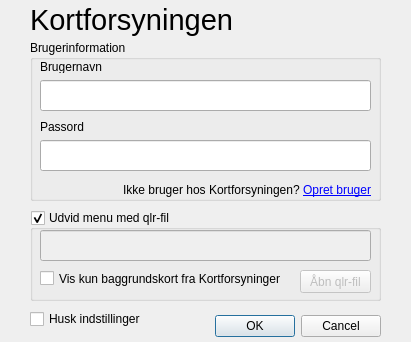
Old version of the form Kortforsyningen/kf_settings.ui in the repository SDFIdk/Qgis_plugin_Kortforsyningen.
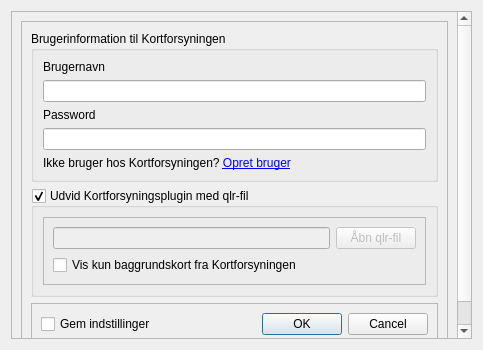
New version of the form.

Commit message: Opdatering af  GUI - skalérbar og med opdateret layout

```diff
--- a/Kortforsyningen/kf_settings.ui
+++ b/Kortforsyningen/kf_settings.ui
@@ -6,209 +6,178 @@
    <rect>
     <x>0</x>
     <y>0</y>
-    <width>411</width>
-    <height>342</height>
+    <width>483</width>
+    <height>350</height>
    </rect>
   </property>
   <property name="windowTitle">
    <string>Kortforsyningen - Indstillinger</string>
   </property>
-  <widget class="QDialogButtonBox" name="buttonBox">
-   <property name="geometry">
-    <rect>
-     <x>40</x>
-     <y>310</y>
-     <width>341</width>
-     <height>32</height>
-    </rect>
-   </property>
-   <property name="orientation">
-    <enum>Qt::Horizontal</enum>
-   </property>
-   <property name="standardButtons">
-    <set>QDialogButtonBox::Cancel|QDialogButtonBox::Ok</set>
-   </property>
-  </widget>
-  <widget class="QCheckBox" name="remember_settings">
-   <property name="geometry">
-    <rect>
-     <x>30</x>
-     <y>310</y>
-     <width>121</width>
-     <height>18</height>
-    </rect>
-   </property>
-   <property name="text">
-    <string>Husk indstillinger</string>
-   </property>
-  </widget>
-  <widget class="QLabel" name="label_2">
-   <property name="geometry">
-    <rect>
-     <x>30</x>
-     <y>0</y>
-     <width>211</width>
-     <height>41</height>
-    </rect>
-   </property>
-   <property name="text">
-    <string>&lt;html&gt;&lt;head/&gt;&lt;body&gt;&lt;p&gt;&lt;span style=&quot; font-size:22pt;&quot;&gt;Kortforsyningen&lt;/span&gt;&lt;/p&gt;&lt;/body&gt;&lt;/html&gt;</string>
-   </property>
-  </widget>
-  <widget class="QGroupBox" name="use_custom_qlr_file">
-   <property name="geometry">
-    <rect>
-     <x>30</x>
-     <y>210</y>
-     <width>351</width>
-     <height>91</height>
-    </rect>
-   </property>
-   <property name="title">
-    <string>Udvid menu med qlr-fil</string>
-   </property>
-   <property name="flat">
-    <bool>false</bool>
-   </property>
-   <property name="checkable">
-    <bool>true</bool>
-   </property>
-   <widget class="QLineEdit" name="custom_qlr_file">
-    <property name="enabled">
-     <bool>false</bool>
-    </property>
-    <property name="geometry">
-     <rect>
-      <x>10</x>
-      <y>20</y>
-      <width>331</width>
-      <height>31</height>
-     </rect>
-    </property>
-    <property name="alignment">
-     <set>Qt::AlignRight|Qt::AlignTrailing|Qt::AlignVCenter</set>
-    </property>
-   </widget>
-   <widget class="QPushButton" name="browseLocalFileButton">
-    <property name="enabled">
-     <bool>false</bool>
-    </property>
-    <property name="geometry">
-     <rect>
-      <x>270</x>
-      <y>60</y>
-      <width>71</width>
-      <height>23</height>
-     </rect>
-    </property>
-    <property name="text">
-     <string>Åbn qlr-fil</string>
-    </property>
-   </widget>
-   <widget class="QCheckBox" name="kf_only_background">
-    <property name="enabled">
-     <bool>true</bool>
-    </property>
-    <property name="geometry">
-     <rect>
-      <x>10</x>
-      <y>60</y>
-      <width>241</width>
-      <height>17</height>
-     </rect>
-    </property>
-    <property name="text">
-     <string>Vis kun baggrundskort fra Kortforsyningen</string>
-    </property>
-   </widget>
-  </widget>
-  <widget class="QGroupBox" name="groupBox">
-   <property name="geometry">
-    <rect>
-     <x>30</x>
-     <y>40</y>
-     <width>351</width>
-     <height>161</height>
-    </rect>
-   </property>
-   <property name="title">
-    <string>Brugerinformation</string>
-   </property>
-   <widget class="QLabel" name="label">
-    <property name="geometry">
-     <rect>
-      <x>60</x>
-      <y>140</y>
-      <width>281</width>
-      <height>20</height>
-     </rect>
-    </property>
-    <property name="text">
-     <string>&lt;html&gt;&lt;head/&gt;&lt;body&gt;Ikke bruger hos Kortforsyningen? &lt;a href=&quot;http://download.kortforsyningen.dk//content/opret-mig-som-bruger&quot;&gt;&lt;span style=&quot; text-decoration: underline; color:#0000ff;&quot;&gt;Opret bruger&lt;/span&gt;&lt;/a&gt;&lt;/body&gt;&lt;/html&gt;</string>
-    </property>
-    <property name="alignment">
-     <set>Qt::AlignRight|Qt::AlignTrailing|Qt::AlignVCenter</set>
-    </property>
-    <property name="openExternalLinks">
-     <bool>true</bool>
-    </property>
-   </widget>
-   <widget class="QLabel" name="password_label">
-    <property name="geometry">
-     <rect>
-      <x>10</x>
-      <y>80</y>
-      <width>70</width>
-      <height>13</height>
-     </rect>
-    </property>
-    <property name="text">
-     <string>Passord</string>
-    </property>
-   </widget>
-   <widget class="QLineEdit" name="username">
-    <property name="geometry">
-     <rect>
-      <x>10</x>
-      <y>40</y>
-      <width>331</width>
-      <height>31</height>
-     </rect>
-    </property>
-   </widget>
-   <widget class="QLabel" name="username_label">
-    <property name="geometry">
-     <rect>
-      <x>10</x>
-      <y>20</y>
-      <width>70</width>
-      <height>13</height>
-     </rect>
-    </property>
-    <property name="text">
-     <string>Brugernavn</string>
-    </property>
-   </widget>
-   <widget class="QLineEdit" name="password">
-    <property name="geometry">
-     <rect>
-      <x>10</x>
-      <y>100</y>
-      <width>331</width>
-      <height>31</height>
-     </rect>
-    </property>
-    <property name="autoFillBackground">
-     <bool>false</bool>
-    </property>
-    <property name="inputMask">
-     <string notr="true"/>
-    </property>
-    <property name="echoMode">
-     <enum>QLineEdit::Password</enum>
-    </property>
-   </widget>
-  </widget>
+  <layout class="QGridLayout" name="gridLayout">
+   <item row="0" column="0">
+    <widget class="QScrollArea" name="scrollArea">
+     <property name="widgetResizable">
+      <bool>true</bool>
+     </property>
+     <widget class="QWidget" name="scrollAreaWidgetContents_7">
+      <property name="geometry">
+       <rect>
+        <x>0</x>
+        <y>0</y>
+        <width>463</width>
+        <height>330</height>
+       </rect>
+      </property>
+      <layout class="QGridLayout" name="gridLayout_2">
+       <item row="0" column="0">
+        <widget class="QFrame" name="frame">
+         <property name="frameShape">
+          <enum>QFrame::StyledPanel</enum>
+         </property>
+         <property name="frameShadow">
+          <enum>QFrame::Raised</enum>
+         </property>
+         <layout class="QVBoxLayout" name="verticalLayout_2">
+          <item>
+           <widget class="QGroupBox" name="groupBox">
+            <property name="title">
+             <string>Brugerinformation til Kortforsyningen</string>
+            </property>
+            <layout class="QVBoxLayout" name="verticalLayout">
+             <item>
+              <widget class="QLabel" name="username_label">
+               <property name="text">
+                <string>Brugernavn</string>
+               </property>
+              </widget>
+             </item>
+             <item>
+              <widget class="QLineEdit" name="username"/>
+             </item>
+             <item>
+              <widget class="QLabel" name="password_label">
+               <property name="text">
+                <string>Password</string>
+               </property>
+              </widget>
+             </item>
+             <item>
+              <widget class="QLineEdit" name="password">
+               <property name="autoFillBackground">
+                <bool>false</bool>
+               </property>
+               <property name="inputMask">
+                <string notr="true"/>
+               </property>
+               <property name="echoMode">
+                <enum>QLineEdit::Password</enum>
+               </property>
+              </widget>
+             </item>
+             <item>
+              <widget class="QLabel" name="label">
+               <property name="text">
+                <string>&lt;html&gt;&lt;head/&gt;&lt;body&gt;Ikke bruger hos Kortforsyningen? &lt;a href=&quot;http://download.kortforsyningen.dk//content/opret-mig-som-bruger&quot;&gt;&lt;span style=&quot; text-decoration: underline; color:#0000ff;&quot;&gt;Opret bruger&lt;/span&gt;&lt;/a&gt;&lt;/body&gt;&lt;/html&gt;</string>
+               </property>
+               <property name="openExternalLinks">
+                <bool>true</bool>
+               </property>
+              </widget>
+             </item>
+            </layout>
+           </widget>
+          </item>
+          <item>
+           <widget class="QGroupBox" name="use_custom_qlr_file">
+            <property name="title">
+             <string>Udvid Kortforsyningsplugin med qlr-fil</string>
+            </property>
+            <property name="flat">
+             <bool>false</bool>
+            </property>
+            <property name="checkable">
+             <bool>true</bool>
+            </property>
+            <layout class="QGridLayout" name="gridLayout_4">
+             <item row="0" column="0">
+              <widget class="QFrame" name="frame_3">
+               <property name="frameShape">
+                <enum>QFrame::StyledPanel</enum>
+               </property>
+               <property name="frameShadow">
+                <enum>QFrame::Raised</enum>
+               </property>
+               <layout class="QGridLayout" name="gridLayout_3">
+                <item row="0" column="0">
+                 <widget class="QLineEdit" name="custom_qlr_file">
+                  <property name="enabled">
+                   <bool>false</bool>
+                  </property>
+                 </widget>
+                </item>
+                <item row="0" column="1">
+                 <widget class="QPushButton" name="browseLocalFileButton">
+                  <property name="enabled">
+                   <bool>false</bool>
+                  </property>
+                  <property name="text">
+                   <string>Åbn qlr-fil</string>
+                  </property>
+                 </widget>
+                </item>
+                <item row="1" column="0">
+                 <widget class="QCheckBox" name="kf_only_background">
+                  <property name="enabled">
+                   <bool>true</bool>
+                  </property>
+                  <property name="text">
+                   <string>Vis kun baggrundskort fra Kortforsyningen</string>
+                  </property>
+                 </widget>
+                </item>
+               </layout>
+              </widget>
+             </item>
+            </layout>
+           </widget>
+          </item>
+          <item>
+           <widget class="QFrame" name="frame_2">
+            <property name="frameShape">
+             <enum>QFrame::StyledPanel</enum>
+            </property>
+            <property name="frameShadow">
+             <enum>QFrame::Raised</enum>
+            </property>
+            <layout class="QHBoxLayout" name="horizontalLayout">
+             <item>
+              <widget class="QCheckBox" name="remember_settings">
+               <property name="text">
+                <string>Gem indstillinger</string>
+               </property>
+              </widget>
+             </item>
+             <item>
+              <widget class="QDialogButtonBox" name="buttonBox">
+               <property name="orientation">
+                <enum>Qt::Horizontal</enum>
+               </property>
+               <property name="standardButtons">
+                <set>QDialogButtonBox::Cancel|QDialogButtonBox::Ok</set>
+               </property>
+              </widget>
+             </item>
+            </layout>
+           </widget>
+          </item>
+         </layout>
+        </widget>
+       </item>
+      </layout>
+     </widget>
+    </widget>
+   </item>
+  </layout>
  </widget>
  <resources/>
  <connections>
```
